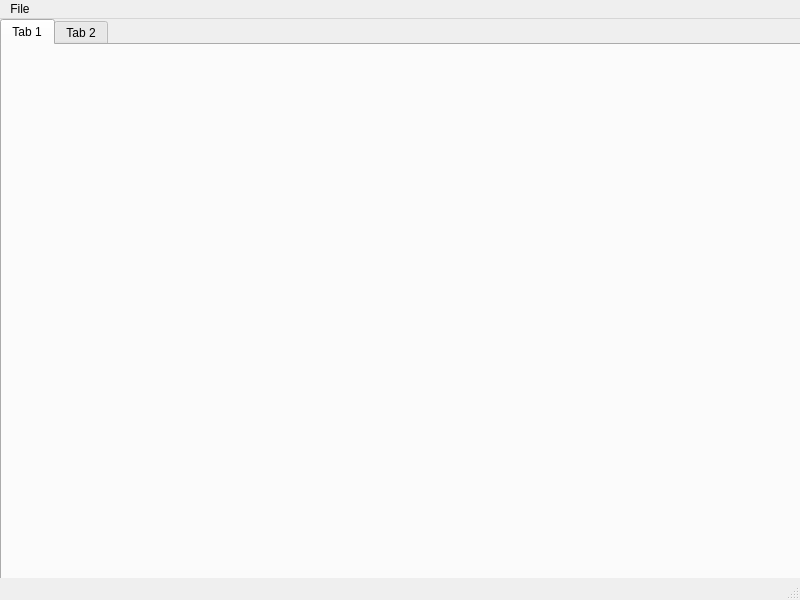
MitchellBauer/FinanceManager, file FinanceManager/MainWindow.ui: the form before one commit.
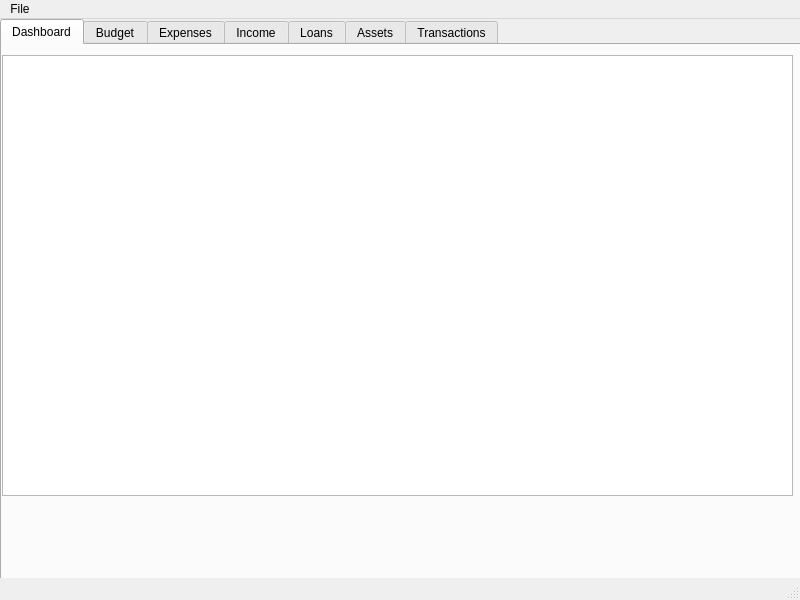
The form after the commit.

Diff of the .ui file:
```diff
--- a/FinanceManager/MainWindow.ui
+++ b/FinanceManager/MainWindow.ui
@@ -28,12 +28,50 @@
     </property>
     <widget class="QWidget" name="tab">
      <attribute name="title">
-      <string>Tab 1</string>
+      <string>Dashboard</string>
      </attribute>
+     <widget class="QTableView" name="transactionsTableView">
+      <property name="geometry">
+       <rect>
+        <x>0</x>
+        <y>10</y>
+        <width>791</width>
+        <height>441</height>
+       </rect>
+      </property>
+      <property name="autoFillBackground">
+       <bool>false</bool>
+      </property>
+     </widget>
     </widget>
     <widget class="QWidget" name="tab_2">
      <attribute name="title">
-      <string>Tab 2</string>
+      <string>Budget</string>
+     </attribute>
+    </widget>
+    <widget class="QWidget" name="tab_3">
+     <attribute name="title">
+      <string>Expenses</string>
+     </attribute>
+    </widget>
+    <widget class="QWidget" name="tab_7">
+     <attribute name="title">
+      <string>Income</string>
+     </attribute>
+    </widget>
+    <widget class="QWidget" name="tab_4">
+     <attribute name="title">
+      <string>Loans</string>
+     </attribute>
+    </widget>
+    <widget class="QWidget" name="tab_5">
+     <attribute name="title">
+      <string>Assets</string>
+     </attribute>
+    </widget>
+    <widget class="QWidget" name="tab_6">
+     <attribute name="title">
+      <string>Transactions</string>
      </attribute>
     </widget>
    </widget>
```
Left out of the diff: 3 changed lines with no effect on the pictures.
